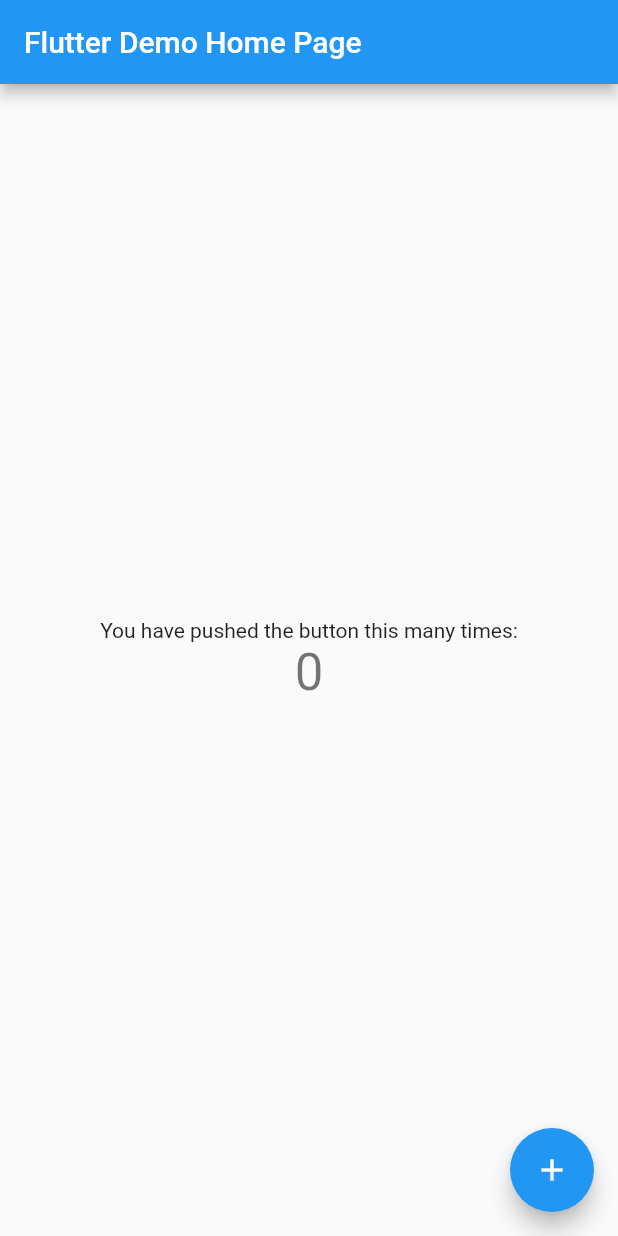
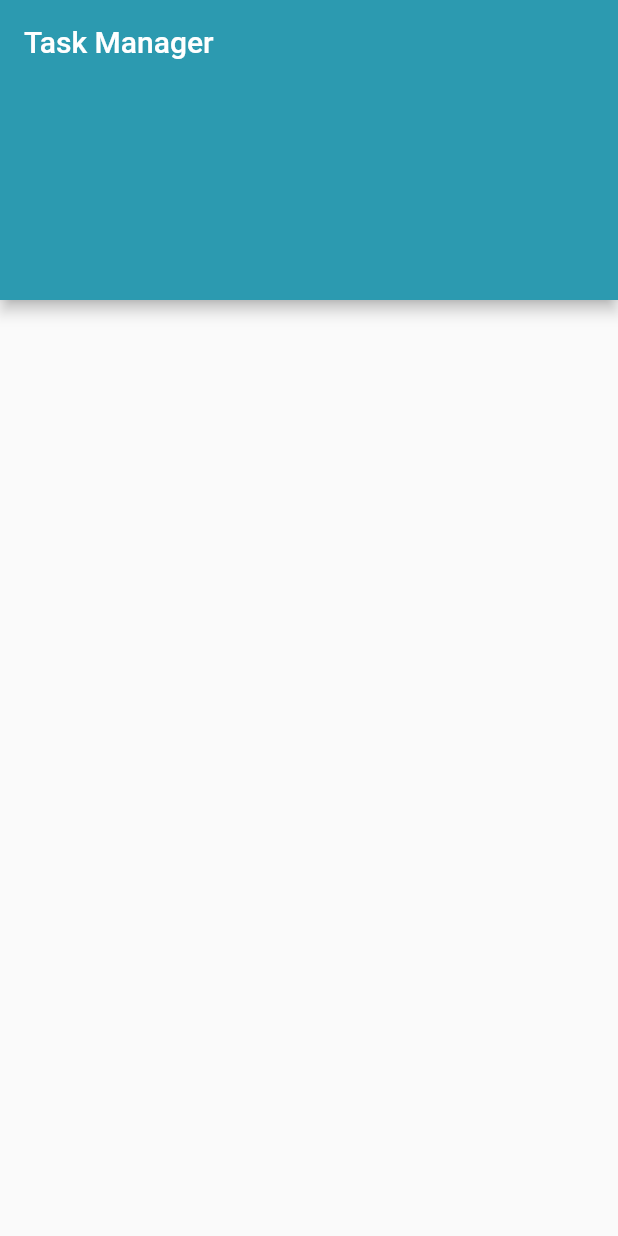
Before and after one commit to imvsharma/taskmanager, a Flutter app: the screen it shows after launch, on a phone screen of 412 x 824 dp. Run offline on Flutter 3.47's test engine with Material 2 defaults, Android fonts, the phone set to English and light mode, and no system bars.

Commit message:
customize app bar

```diff
--- a/client/lib/main.dart
+++ b/client/lib/main.dart
@@ -1,4 +1,5 @@
 import 'package:flutter/material.dart';
+import './screens/home.dart';
 
 void main() => runApp(MyApp());
 
@@ -9,33 +10,15 @@ class MyApp extends StatelessWidget {
     return MaterialApp(
       title: 'Flutter Demo',
       theme: ThemeData(
-        // This is the theme of your application.
-        //
-        // Try running your application with "flutter run". You'll see the
-        // application has a blue toolbar. Then, without quitting the app, try
-        // changing the primarySwatch below to Colors.green and then invoke
-        // "hot reload" (press "r" in the console where you ran "flutter run",
-        // or simply save your changes to "hot reload" in a Flutter IDE).
-        // Notice that the counter didn't reset back to zero; the application
-        // is not restarted.
         primarySwatch: Colors.blue,
       ),
-      home: MyHomePage(title: 'Flutter Demo Home Page'),
+      home: Home(),
     );
   }
 }
 
 class MyHomePage extends StatefulWidget {
   MyHomePage({Key key, this.title}) : super(key: key);
-
-  // This widget is the home page of your application. It is stateful, meaning
-  // that it has a State object (defined below) that contains fields that affect
-  // how it looks.
-
-  // This class is the configuration for the state. It holds the values (in this
-  // case the title) provided by the parent (in this case the App widget) and
-  // used by the build method of the State. Fields in a Widget subclass are
-  // always marked "final".
 
   final String title;
 
@@ -48,47 +31,18 @@ class _MyHomePageState extends State<MyHomePage> {
 
   void _incrementCounter() {
     setState(() {
-      // This call to setState tells the Flutter framework that something has
-      // changed in this State, which causes it to rerun the build method below
-      // so that the display can reflect the updated values. If we changed
-      // _counter without calling setState(), then the build method would not be
-      // called again, and so nothing would appear to happen.
       _counter++;
     });
   }
 
   @override
   Widget build(BuildContext context) {
-    // This method is rerun every time setState is called, for instance as done
-    // by the _incrementCounter method above.
-    //
-    // The Flutter framework has been optimized to make rerunning build methods
-    // fast, so that you can just rebuild anything that needs updating rather
-    // than having to individually change instances of widgets.
     return Scaffold(
       appBar: AppBar(
-        // Here we take the value from the MyHomePage object that was created by
-        // the App.build method, and use it to set our appbar title.
         title: Text(widget.title),
       ),
       body: Center(
-        // Center is a layout widget. It takes a single child and positions it
-        // in the middle of the parent.
         child: Column(
-          // Column is also layout widget. It takes a list of children and
-          // arranges them vertically. By default, it sizes itself to fit its
-          // children horizontally, and tries to be as tall as its parent.
-          //
-          // Invoke "debug painting" (press "p" in the console, choose the
-          // "Toggle Debug Paint" action from the Flutter Inspector in Android
-          // Studio, or the "Toggle Debug Paint" command in Visual Studio Code)
-          // to see the wireframe for each widget.
-          //
-          // Column has various properties to control how it sizes itself and
-          // how it positions its children. Here we use mainAxisAlignment to
-          // center the children vertically; the main axis here is the vertical
-          // axis because Columns are vertical (the cross axis would be
-          // horizontal).
           mainAxisAlignment: MainAxisAlignment.center,
           children: <Widget>[
             Text(
--- /dev/null
+++ b/client/lib/screens/home.dart
@@ -0,0 +1,21 @@
+import 'package:flutter/material.dart';
+
+class Home extends StatefulWidget {
+  @override
+  HomeState createState() => HomeState();
+}
+
+class HomeState extends State<Home> {
+  @override
+  Widget build(BuildContext context) {
+    return Scaffold(
+      appBar: PreferredSize(
+        preferredSize: Size.fromHeight(200.0),
+        child: AppBar(
+          title: Text('Task Manager'),
+          backgroundColor: const Color(0xFF2C9AB0),
+        ),
+      ),
+    );
+  }
+}
```
